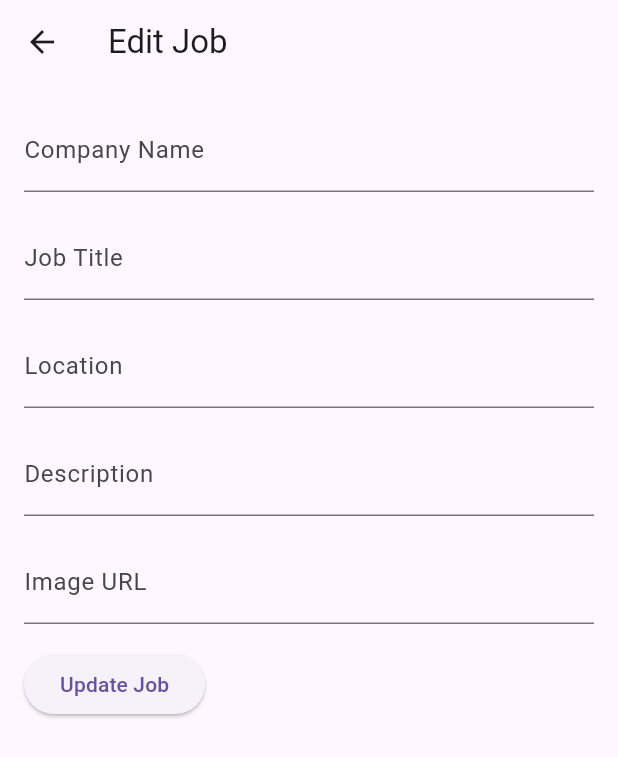
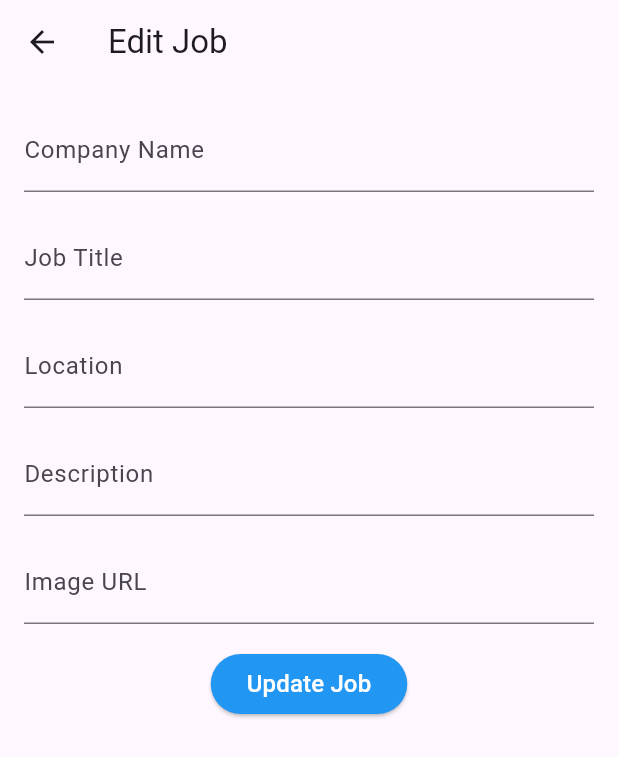
Before and after one commit to ChernetAsmamaw/Job_app_mod, a Flutter app: the EditJobPage screen opened directly with empty values, on a phone screen of 412 x 824 dp. Shown: the top 757 px of the screen. Run offline on Flutter 3.47's test engine with Material 3 defaults, Android fonts, the phone set to English and light mode, and no system bars; our stand-ins replace cloud_firestore, firebase_auth, firebase_core, google_sign_in; accounts and stored records are empty.

Commit message:
some new change

```diff
--- a/lib/pages/edit_job_page.dart
+++ b/lib/pages/edit_job_page.dart
@@ -127,9 +127,17 @@ class _EditJobPageState extends State<EditJobPage> {
               ),
             ),
             SizedBox(height: 16.0),
-            ElevatedButton(
-              onPressed: _updateJob,
-              child: Text('Update Job'),
+            Center(
+              child: ElevatedButton(
+                onPressed: _updateJob,
+                style: ElevatedButton.styleFrom(
+                  backgroundColor: Colors.blue,
+                ),
+                child: Text(
+                  'Update Job',
+                  style: TextStyle(fontSize: 16, color: Colors.white),
+                ),
+              ),
             ),
           ],
         ),
```
